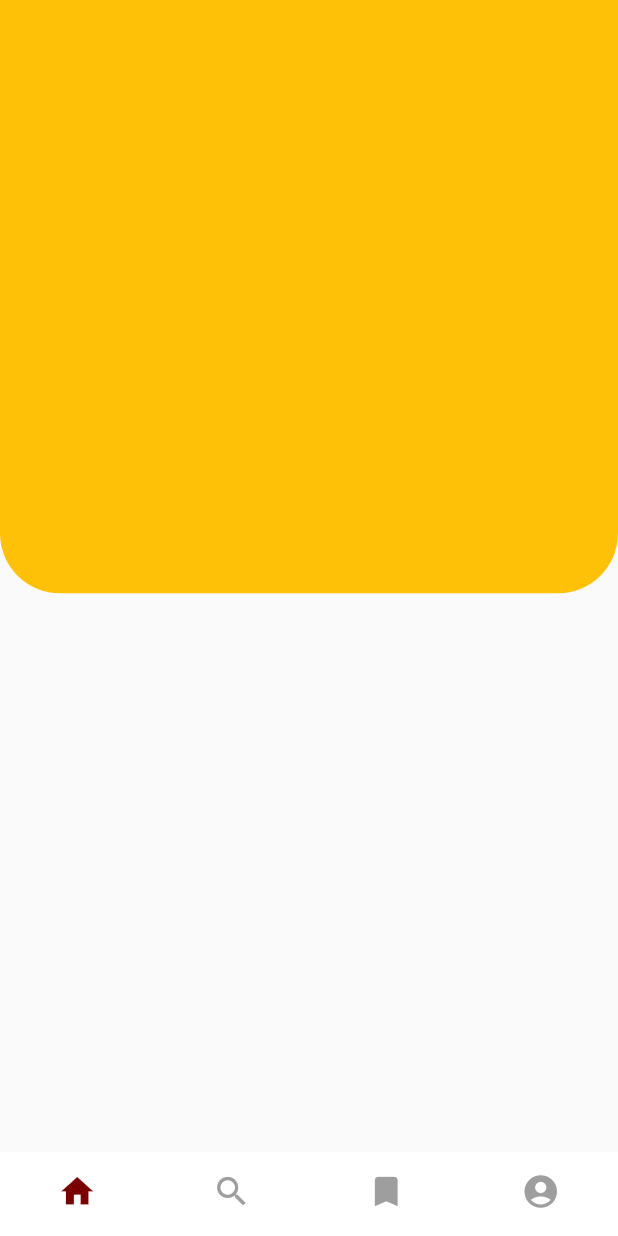
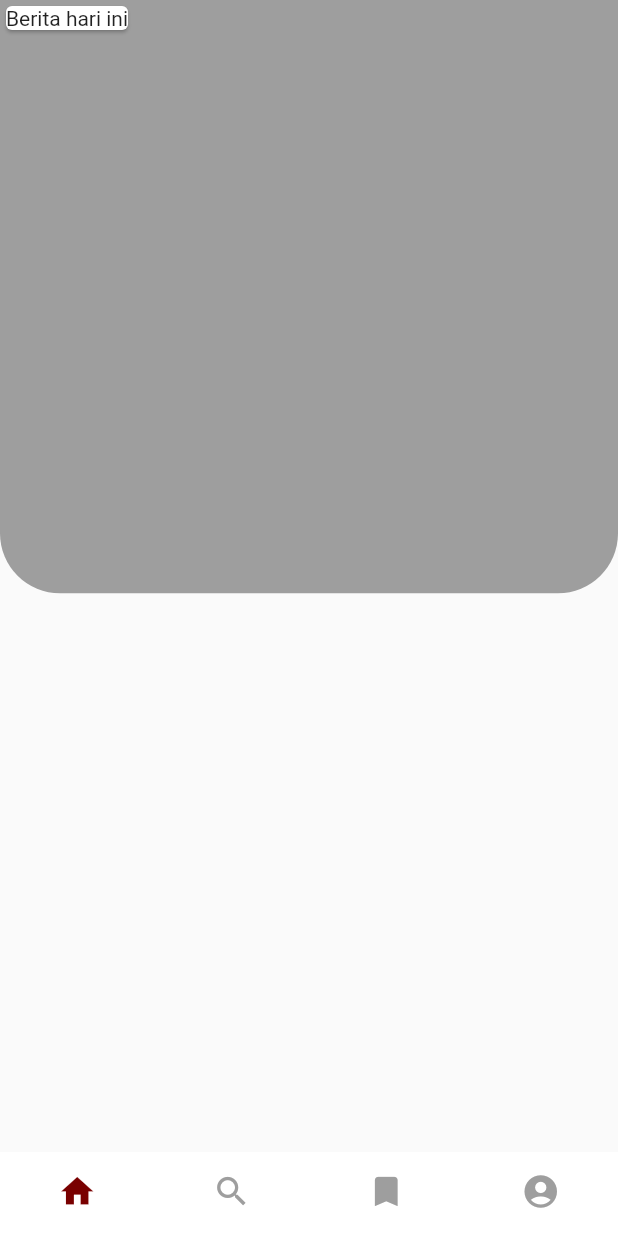
Before and after one commit to fanolans/acf_news, a Flutter app: the screen it shows after launch, on a phone screen of 412 x 824 dp. Run offline on Flutter 3.47's test engine with Material 2 defaults, Android fonts, the phone set to English and light mode, and no system bars; drawn by our look-alikes of persistent_bottom_nav_bar; our stand-ins replace google_fonts.

Commit message:
Add stack

```diff
--- a/lib/presentations/pages/home_page.dart
+++ b/lib/presentations/pages/home_page.dart
@@ -15,15 +15,22 @@ class _HomePageState extends State<HomePage> {
         child: ListView(
           padding: EdgeInsets.zero,
           children: [
+            Stack(
+              children: [
                 Container(
                   height: MediaQuery.of(context).size.height * 0.48,
                   decoration: const BoxDecoration(
-                color: Colors.amber,
+                    color: Colors.grey,
                     borderRadius: BorderRadius.only(
                       bottomLeft: Radius.circular(40),
                       bottomRight: Radius.circular(40),
                     ),
                   ),
+                ),
+                const Card(
+                  child: Text('Berita hari ini'),
+                ),
+              ],
             )
           ],
         ),
```
Lines whose indentation alone changed are shown as unchanged.
